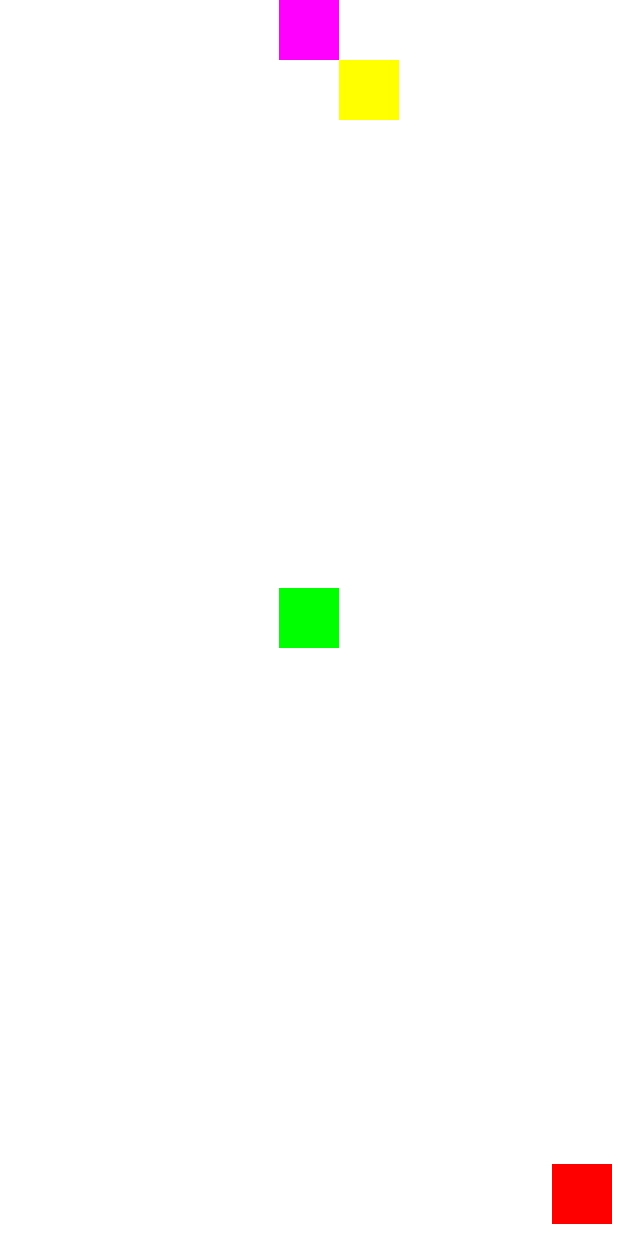
After one commit to heegun0707/ComposeStudy, an Android app built with Jetpack Compose: the composable ConstraintSetExample shown on its own in the app's theme, on a phone screen of 412 x 824 dp. The commit adds this screen. Run offline under Robolectric (Android 15) with nearby library versions, the phone set to English and light mode, and no system bars; our stand-ins replace constraintlayout-compose.

Commit message:
feat: Add ConstraintLayout Example

```diff
--- a/app/build.gradle.kts
+++ b/app/build.gradle.kts
@@ -54,6 +54,7 @@ dependencies {
     implementation(libs.androidx.core.ktx)
     implementation(libs.androidx.lifecycle.runtime.ktx)
     implementation(libs.androidx.activity.compose)
+    implementation(libs.androidx.constraintlayout.compose)
     implementation(platform(libs.androidx.compose.bom))
     implementation(libs.androidx.ui)
     implementation(libs.androidx.ui.graphics)
--- a/app/src/main/java/we/study/composestudy/ui/component/ScaffoldComponent.kt
+++ b/app/src/main/java/we/study/composestudy/ui/component/ScaffoldComponent.kt
@@ -16,8 +16,6 @@ import androidx.compose.material3.Icon
 import androidx.compose.material3.IconButton
 import androidx.compose.material3.MaterialTheme
 import androidx.compose.material3.Scaffold
-import androidx.compose.material3.Snackbar
-import androidx.compose.material3.SnackbarData
 import androidx.compose.material3.Text
 import androidx.compose.material3.TopAppBar
 import androidx.compose.material3.TopAppBarDefaults
@@ -27,7 +25,6 @@ import androidx.compose.ui.Modifier
 import androidx.compose.ui.graphics.Color
 import androidx.compose.ui.text.style.TextAlign
 import androidx.compose.ui.tooling.preview.Preview
-import androidx.compose.ui.unit.dp
 import we.study.composestudy.ui.theme.ComposeStudyTheme
 
 @ExperimentalMaterial3Api
--- /dev/null
+++ b/app/src/main/java/we/study/composestudy/ui/example/ConstraintSetExample.kt
@@ -0,0 +1,80 @@
+package we.study.composestudy.ui.example
+
+import androidx.compose.foundation.background
+import androidx.compose.foundation.layout.Box
+import androidx.compose.foundation.layout.fillMaxSize
+import androidx.compose.foundation.layout.size
+import androidx.compose.runtime.Composable
+import androidx.compose.ui.Modifier
+import androidx.compose.ui.graphics.Color
+import androidx.compose.ui.layout.layout
+import androidx.compose.ui.layout.layoutId
+import androidx.compose.ui.tooling.preview.Preview
+import androidx.compose.ui.unit.dp
+import androidx.constraintlayout.compose.ConstraintLayout
+import androidx.constraintlayout.compose.ConstraintSet
+import we.study.composestudy.ui.theme.ComposeStudyTheme
+
+@Composable
+fun ConstraintSetExample() {
+    val constraintSet = ConstraintSet {
+        val redBox = createRefFor("redBox")
+        val magentaBox = createRefFor("magentaBox")
+        val greenBox = createRefFor("greenBox")
+        val yellowBox = createRefFor("yellowBox")
+
+        constrain(redBox) {
+            bottom.linkTo(parent.bottom, margin = 8.dp)
+            end.linkTo(parent.end, margin = 4.dp)
+        }
+        constrain(magentaBox) {
+            start.linkTo(parent.start)
+            end.linkTo(parent.end)
+        }
+        constrain(greenBox) {
+            centerTo(parent)
+        }
+        constrain(yellowBox) {
+            start.linkTo(magentaBox.end)
+            top.linkTo(magentaBox.bottom)
+        }
+    }
+
+    ConstraintLayout(
+        constraintSet = constraintSet,
+        modifier = Modifier.fillMaxSize()
+    ) {
+        Box(
+            modifier = Modifier
+                .size(40.dp)
+                .background(Color.Red)
+                .layoutId("redBox")
+        )
+        Box(
+            modifier = Modifier
+                .size(40.dp)
+                .background(Color.Magenta)
+                .layoutId("magentaBox")
+        )
+        Box(
+            modifier = Modifier
+                .size(40.dp)
+                .background(Color.Green)
+                .layoutId("greenBox")
+        )
+        Box(
+            modifier = Modifier
+                .size(40.dp)
+                .background(Color.Yellow)
+                .layoutId("yellowBox")
+        )
+    }
+}
+
+@Preview(showBackground = true)
+@Composable
+fun ConstraintSetPreview() {
+    ComposeStudyTheme {
+        ConstraintSetExample()
+    }
+}
--- a/gradle/libs.versions.toml
+++ b/gradle/libs.versions.toml
@@ -8,6 +8,8 @@ junitVersion = "1.1.5"
 espressoCore = "3.5.1"
 lifecycleRuntimeKtx = "2.6.1"
 activityCompose = "1.8.0"
+contraintLayout = "1.0.1"
+
 composeBom = "2024.04.01"
 
 [libraries]
@@ -17,6 +19,7 @@ androidx-junit = { group = "androidx.test.ext", name = "junit", version.ref = "j
 androidx-espresso-core = { group = "androidx.test.espresso", name = "espresso-core", version.ref = "espressoCore" }
 androidx-lifecycle-runtime-ktx = { group = "androidx.lifecycle", name = "lifecycle-runtime-ktx", version.ref = "lifecycleRuntimeKtx" }
 androidx-activity-compose = { group = "androidx.activity", name = "activity-compose", version.ref = "activityCompose" }
+androidx-constraintlayout-compose = { group = "androidx.constraintlayout", name = "constraintlayout-compose", version.ref = "contraintLayout" }
 androidx-compose-bom = { group = "androidx.compose", name = "compose-bom", version.ref = "composeBom" }
 androidx-ui = { group = "androidx.compose.ui", name = "ui" }
 androidx-ui-graphics = { group = "androidx.compose.ui", name = "ui-graphics" }
```
Also changed, not shown: app/src/main/java/we/study/composestudy/ui/example/AdvancedConstraintLayoutExample.kt (added, +68 -0 lines), app/src/main/java/we/study/composestudy/ui/example/ConstraintLayoutExample.kt (added, +69 -0 lines).
